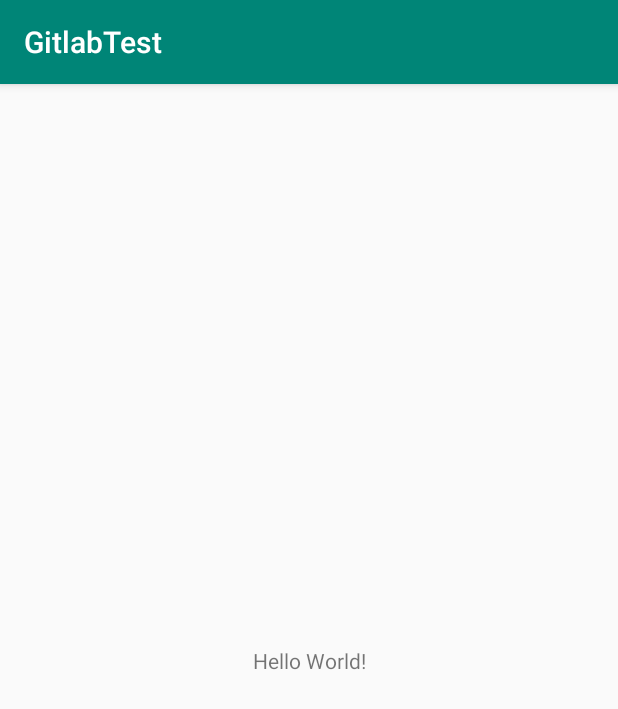
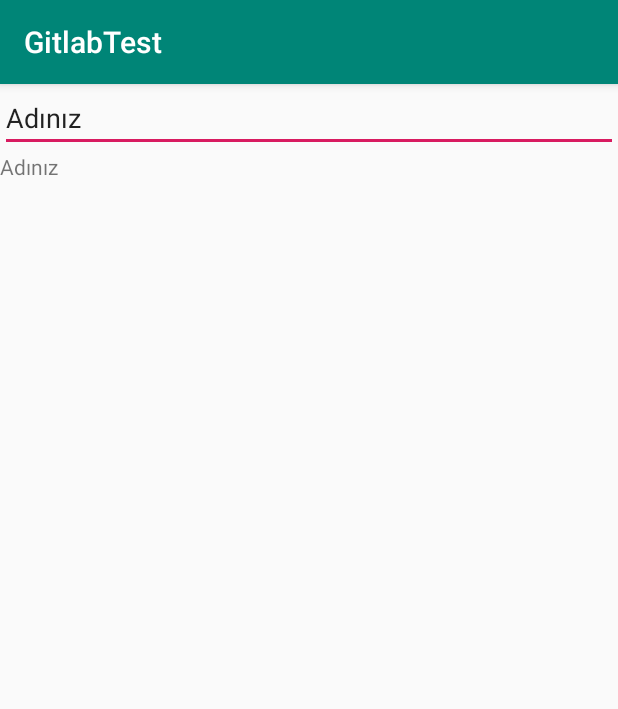
Before and after one commit to gokhanelek/AndroidJenkinsTest, an Android app: the screen it shows after launch (MainActivity), on a phone screen of 412 x 824 dp. Shown: the top 709 px of the screen. Run offline under Robolectric (Android 15) with nearby library versions, the phone set to English and light mode, and no system bars.

```diff
--- a/app/src/main/res/layout/activity_main.xml
+++ b/app/src/main/res/layout/activity_main.xml
@@ -1,18 +1,29 @@
 <?xml version="1.0" encoding="utf-8"?>
-<android.support.constraint.ConstraintLayout xmlns:android="http://schemas.android.com/apk/res/android"
+<LinearLayout xmlns:android="http://schemas.android.com/apk/res/android"
     xmlns:app="http://schemas.android.com/apk/res-auto"
     xmlns:tools="http://schemas.android.com/tools"
     android:layout_width="match_parent"
     android:layout_height="match_parent"
     tools:context=".MainActivity">
 
-    <TextView
-        android:layout_width="wrap_content"
-        android:layout_height="wrap_content"
-        android:text="Hello World!"
-        app:layout_constraintBottom_toBottomOf="parent"
-        app:layout_constraintLeft_toLeftOf="parent"
-        app:layout_constraintRight_toRightOf="parent"
-        app:layout_constraintTop_toTopOf="parent" />
+    <LinearLayout
+        android:layout_width="match_parent"
+        android:layout_height="match_parent"
+        android:orientation="vertical">
 
-</android.support.constraint.ConstraintLayout>
+        <EditText
+            android:id="@+id/editText6"
+            android:layout_width="match_parent"
+            android:layout_height="wrap_content"
+            android:ems="10"
+            android:inputType="textPersonName"
+            android:text="@string/ad" />
+
+        <TextView
+            android:id="@+id/textView2"
+            android:layout_width="216dp"
+            android:layout_height="wrap_content"
+            android:text="@string/ad" />
+
+    </LinearLayout>
+</LinearLayout>
--- a/app/src/main/res/values/strings.xml
+++ b/app/src/main/res/values/strings.xml
@@ -1,3 +1,5 @@
 <resources>
-    <string name="app_name">GitlabTest</string>
+    <string name="app_name">GitlabTest</string>,
+    <string name="ad">Adınız</string>
+    <string name="soyad">Soyadınız</string>
 </resources>
```
